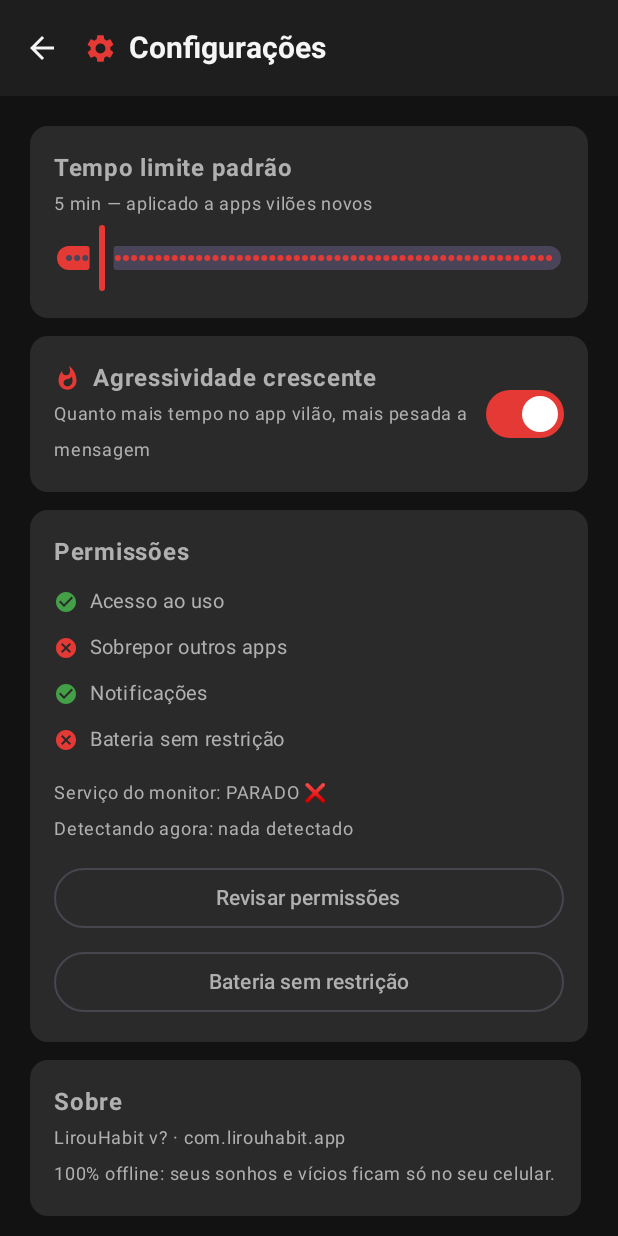
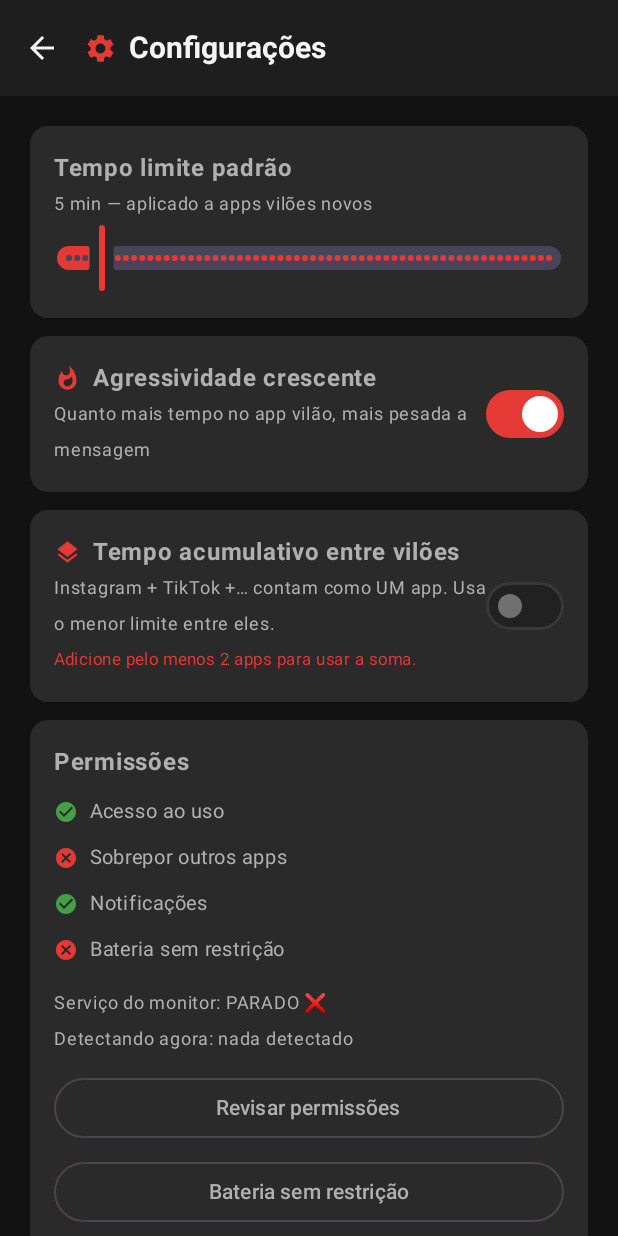
Before and after one commit to Neto-Oliveira/LirouHabit, an Android app built with Jetpack Compose: the SettingsScreen screen opened through its navigation route, on a phone screen of 412 x 824 dp. Run offline under Robolectric (Android 15) with nearby library versions, the phone set to English and light mode, and no system bars.

Commit message:
feat: opcao de tempo acumulativo entre apps vioes para impedir troca de refugio

```diff
--- a/android/app/build.gradle.kts
+++ b/android/app/build.gradle.kts
@@ -21,8 +21,8 @@ android {
         applicationId = "com.lirouhabit.app"
         minSdk = 26
         targetSdk = 34
-        versionCode = 12
-        versionName = "1.5.0"
+        versionCode = 13
+        versionName = "1.6.0"
     }
 
     signingConfigs {
--- a/android/app/src/main/java/com/lirouhabit/app/ui/screens/SettingsScreen.kt
+++ b/android/app/src/main/java/com/lirouhabit/app/ui/screens/SettingsScreen.kt
@@ -59,6 +59,8 @@ fun SettingsScreen(vm: AppViewModel, nav: NavController, onBack: () -> Unit) {
     val context = LocalContext.current
     val defaultLimit by vm.defaultLimit.collectAsState()
     val escalation by vm.escalationOn.collectAsState()
+    val combineApps by vm.combineAppsTime.collectAsState()
+    val trackedApps by vm.trackedApps.collectAsState()
     var detectedNow by remember { mutableStateOf("…") }
     val versionName = remember {
         runCatching {
@@ -144,6 +146,48 @@ fun SettingsScreen(vm: AppViewModel, nav: NavController, onBack: () -> Unit) {
 
             Spacer(Modifier.height(12.dp))
 
+            // Soma dos apps vilões (evita trocar de app para escapar do limite)
+            Card(colors = CardDefaults.cardColors(containerColor = MaterialTheme.colorScheme.surfaceVariant)) {
+                Row(
+                    modifier = Modifier
+                        .fillMaxWidth()
+                        .padding(16.dp),
+                    verticalAlignment = Alignment.CenterVertically
+                ) {
+                    Column(modifier = Modifier.weight(1f)) {
+                        Row(verticalAlignment = Alignment.CenterVertically) {
+                            Icon(
+                                painter = painterResource(R.drawable.ic_layers),
+                                contentDescription = null,
+                                tint = BrandRed,
+                                modifier = Modifier.size(18.dp)
+                            )
+                            Spacer(Modifier.width(8.dp))
+                            Text("Tempo acumulativo entre vilões", fontWeight = FontWeight.Bold)
+                        }
+                        Text(
+                            "Instagram + TikTok +… contam como UM app. Usa o menor limite entre eles.",
+                            fontSize = 12.sp,
+                            color = MaterialTheme.colorScheme.onSurfaceVariant
+                        )
+                        if (trackedApps.count { it.enabled } < 2) {
+                            Text(
+                                "Adicione pelo menos 2 apps para usar a soma.",
+                                fontSize = 11.sp,
+                                color = BrandRed
+                            )
+                        }
+                    }
+                    Switch(
+                        checked = combineApps,
+                        enabled = combineApps || trackedApps.count { it.enabled } >= 2,
+                        onCheckedChange = { vm.setCombineAppsTime(it) }
+                    )
+                }
+            }
+
+            Spacer(Modifier.height(12.dp))
+
             // Permissões
             Card(colors = CardDefaults.cardColors(containerColor = MaterialTheme.colorScheme.surfaceVariant)) {
                 Column(modifier = Modifier.padding(16.dp)) {
--- a/android/app/src/main/java/com/lirouhabit/app/ui/vm/AppViewModel.kt
+++ b/android/app/src/main/java/com/lirouhabit/app/ui/vm/AppViewModel.kt
@@ -82,6 +82,7 @@ class AppViewModel(application: Application) : AndroidViewModel(application) {
     val monitorEnabled: StateFlow<Boolean> = settings.monitorEnabled.asState(false)
     val onboardingDone: StateFlow<Boolean> = settings.onboardingDone.asState(false)
     val escalationOn: StateFlow<Boolean> = settings.escalationOn.asState(true)
+    val combineAppsTime: StateFlow<Boolean> = settings.combineAppsTime.asState(false)
 
     // ---------- Sonhos ----------
     fun saveDream(id: Long = 0, text: String, priority: Int) = viewModelScope.launch {
@@ -159,6 +160,9 @@ class AppViewModel(application: Application) : AndroidViewModel(application) {
     // ---------- Configurações ----------
     fun setDefaultLimit(value: Int) = viewModelScope.launch { settings.setDefaultLimit(value) }
     fun setEscalation(value: Boolean) = viewModelScope.launch { settings.setEscalationOn(value) }
+    fun setCombineAppsTime(value: Boolean) = viewModelScope.launch {
+        settings.setCombineAppsTime(value)
+    }
 
     fun setMonitor(on: Boolean) = viewModelScope.launch {
         settings.setMonitorToggledOnce(true)
```
Also changed, not shown: android/app/src/main/java/com/lirouhabit/app/data/SettingsRepository.kt (+9 -0 lines), android/app/src/main/java/com/lirouhabit/app/monitor/MonitorService.kt (+57 -26 lines), 1 other file.
